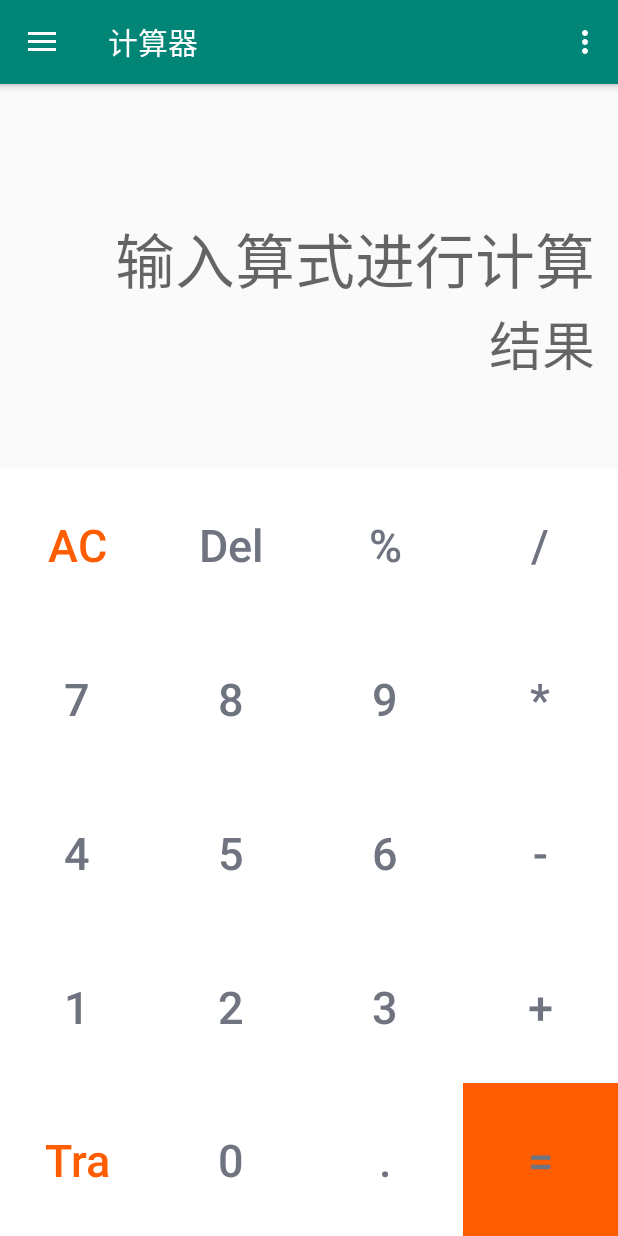
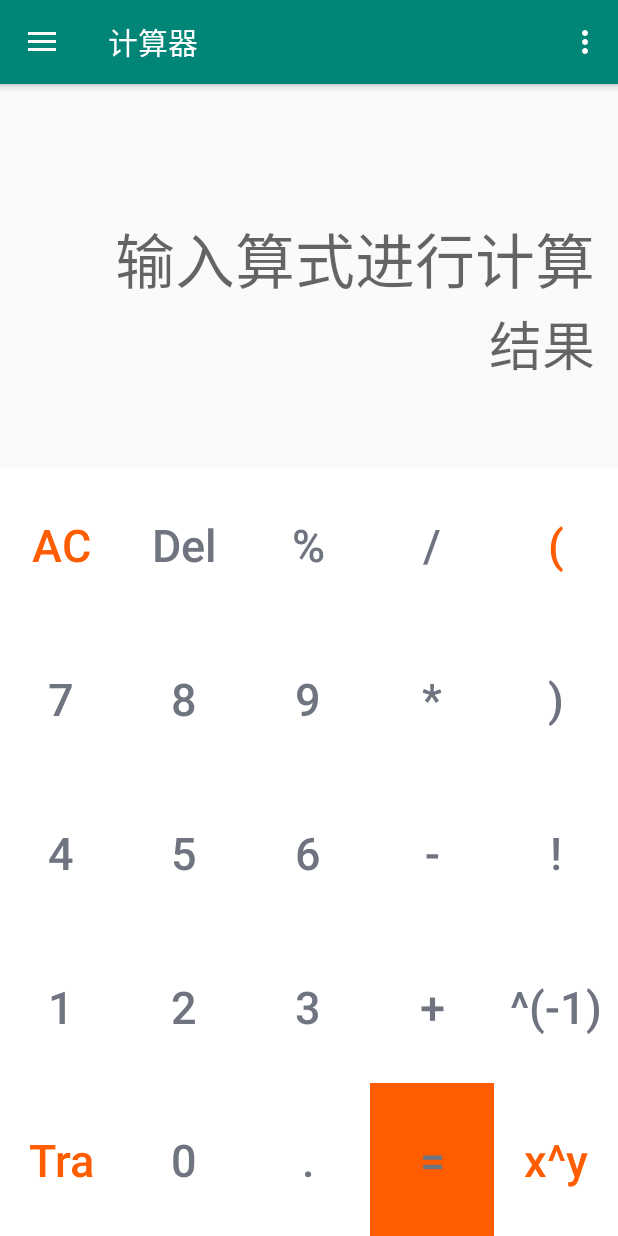
Before and after one commit to unibeam98/CalculatorApp, an Android app: the screen it shows after launch (MainActivity), on a phone screen of 412 x 824 dp. Run offline under Robolectric (Android 15) with nearby library versions, the phone set to English and light mode, and no system bars.

Commit message:
计算器制作完成

```diff
--- a/app/src/main/java/com/example/calculatorapp/MainActivity.java
+++ b/app/src/main/java/com/example/calculatorapp/MainActivity.java
@@ -32,7 +32,7 @@ public class MainActivity extends AppCompatActivity
         implements NavigationView.OnNavigationItemSelectedListener,View.OnClickListener {
 
     private TextView equationText, resultText;
-    private Button buttons[] = new Button[20];
+    private Button buttons[] = new Button[25];
 
     private CheckInput checkInput;
 
--- a/app/src/main/res/layout-port/calculator_nomal.xml
+++ b/app/src/main/res/layout-port/calculator_nomal.xml
@@ -66,6 +66,16 @@
                     android:text="/"
                     android:textColor="#6f7480"
                     android:textSize="30sp" />
+                <Button
+                    android:id="@+id/LBracket"
+                    android:layout_width="0dp"
+                    android:layout_height="match_parent"
+                    android:layout_gravity="center_horizontal"
+                    android:layout_weight="1"
+                    android:background="@drawable/selector_1"
+                    android:text="("
+                    android:textColor="#ff5d00"
+                    android:textSize="30sp" />
 
             </TableRow>
 
@@ -115,7 +125,16 @@
                     android:text="*"
                     android:textColor="#6f7480"
                     android:textSize="30sp" />
-
+                <Button
+                    android:id="@+id/RBracket"
+                    android:layout_width="0dp"
+                    android:layout_height="match_parent"
+                    android:layout_gravity="center_horizontal"
+                    android:layout_weight="1"
+                    android:background="@drawable/selector_1"
+                    android:text=")"
+                    android:textColor="#6f7480"
+                    android:textSize="30sp" />
 
             </TableRow>
 
@@ -168,6 +187,17 @@
                     android:text="-"
                     android:textColor="#6f7480"
                     android:textSize="30sp" />
+                <Button
+                    android:id="@+id/Factorial"
+                    android:layout_width="0dp"
+                    android:layout_height="match_parent"
+                    android:layout_gravity="center_horizontal"
+                    android:layout_weight="1"
+                    android:background="@drawable/selector_1"
+                    android:text="!"
+                    android:textColor="#6f7480"
+                    android:textSize="30sp" />
+
 
             </TableRow>
 
@@ -215,6 +245,16 @@
                     android:layout_weight="1"
                     android:background="@drawable/selector_1"
                     android:text="+"
+                    android:textColor="#6f7480"
+                    android:textSize="30sp" />
+                <Button
+                    android:id="@+id/Reciprocal"
+                    android:layout_width="0dp"
+                    android:layout_height="match_parent"
+                    android:layout_gravity="center_horizontal"
+                    android:layout_weight="1"
+                    android:background="@drawable/selector_1"
+                    android:text="^(-1)"
                     android:textColor="#6f7480"
                     android:textSize="30sp" />
 
@@ -266,6 +306,17 @@
                     android:text="="
                     android:textColor="#6f7480"
                     android:textSize="30sp" />
+                <Button
+                    android:id="@+id/Involution"
+                    android:layout_width="0dp"
+                    android:layout_height="match_parent"
+                    android:layout_gravity="center_horizontal"
+                    android:layout_weight="1"
+                    android:background="@drawable/selector_1"
+                    android:text="x^y"
+                    android:textColor="#ff5d00"
+                    android:textSize="30sp"
+                    android:textAllCaps="false"/>
 
             </TableRow>
 
```
Also changed, not shown: app/src/main/java/com/example/calculatorapp/CounterByEquation.java (+86 -47 lines), app/src/main/res/layout-land/signal.xml (deleted, +0 -112 lines).
